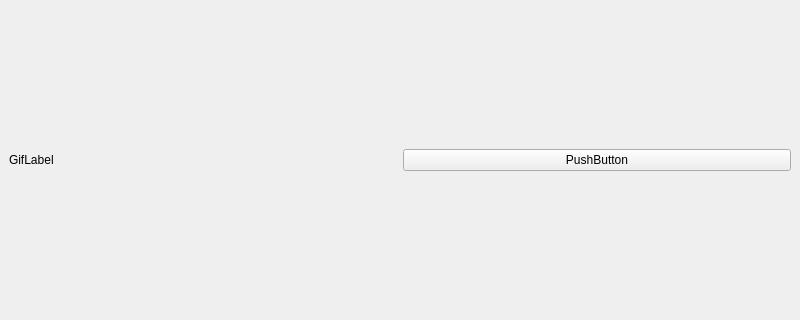
Qt form mainwindow.ui (DOCtorKamski/gifmanager) before a commit; both pictures show x 0 to 800 and y 129 to 449 of the 800 by 600 pixel window.
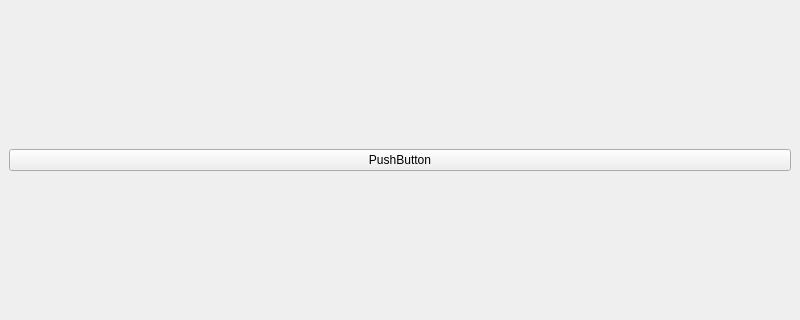
The same form after that commit.

Commit message: add ability to add multiple GIFs in GridLayout, ugly but works

Diff of the .ui file:
```diff
--- a/mainwindow.ui
+++ b/mainwindow.ui
@@ -16,15 +16,7 @@
   <widget class="QWidget" name="centralwidget">
    <layout class="QHBoxLayout" name="horizontalLayout">
     <item>
-     <layout class="QGridLayout" name="gridLayout">
-      <item row="0" column="0">
-       <widget class="QLabel" name="label">
-        <property name="text">
-         <string>GifLabel</string>
-        </property>
-       </widget>
-      </item>
-     </layout>
+     <layout class="QGridLayout" name="gridLayout"/>
     </item>
     <item>
      <layout class="QVBoxLayout" name="verticalLayout">
```
The commit also changes 1 other file.
